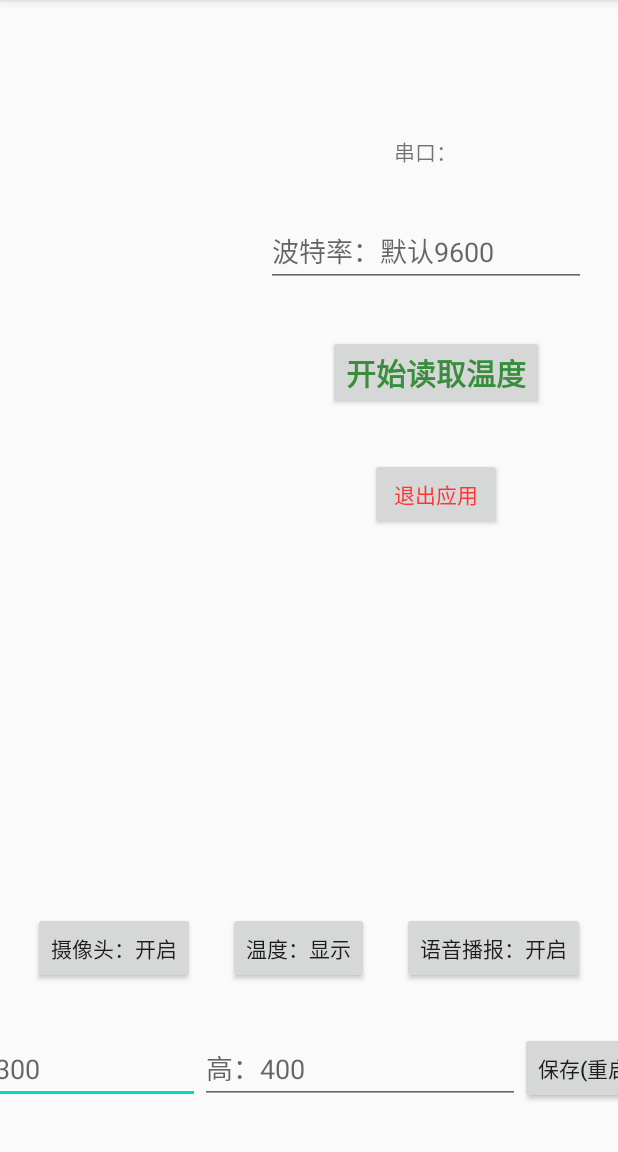
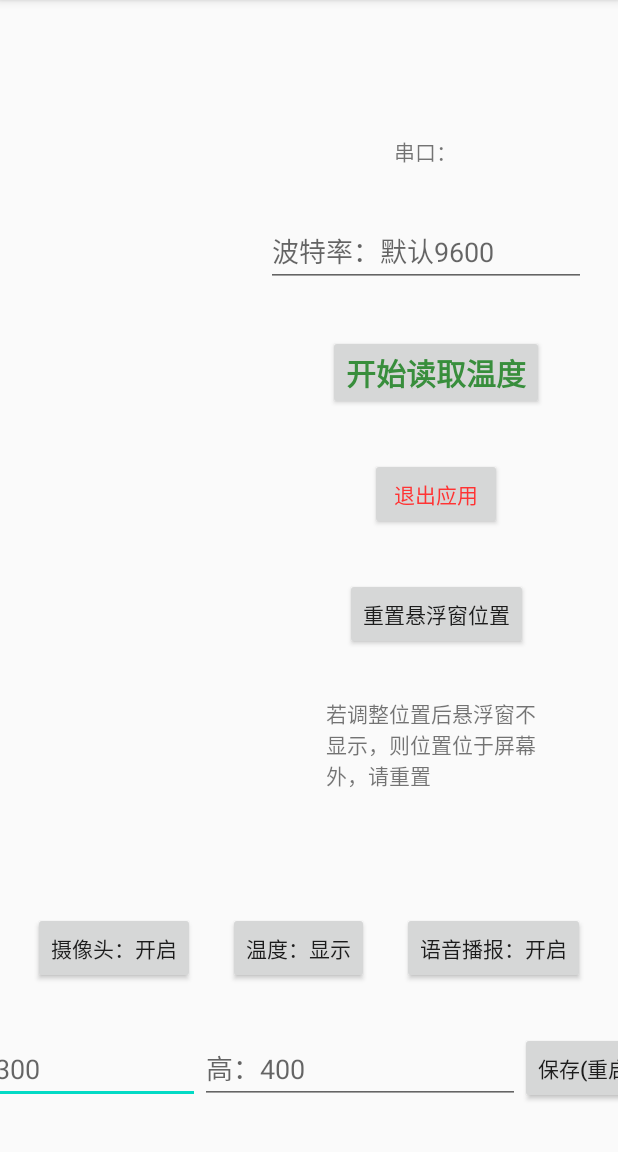
Before and after one commit to yukaida/thermometer, an Android app: the screen it shows after launch (MainActivity), on a phone screen of 412 x 824 dp, the part 84-1236 px from its top. Run offline under Robolectric (Android 15) with nearby library versions, the phone set to English and light mode, and no system bars; libraries missing offline, so code that uses them is left out: com.kongqw.serialportlibrary, com.yhao.floatwindow; 11 statements that could not run were skipped.

Commit message:
完成测试版

```diff
--- a/app/src/main/res/layout/activity_main.xml
+++ b/app/src/main/res/layout/activity_main.xml
@@ -131,4 +131,24 @@
         app:layout_constraintStart_toStartOf="@+id/button_readtemp"
         app:layout_constraintTop_toBottomOf="@+id/button_readtemp" />
 
+    <Button
+        android:id="@+id/button_restorecamera"
+        android:layout_width="wrap_content"
+        android:layout_height="wrap_content"
+        android:layout_marginTop="32dp"
+        android:text="重置悬浮窗位置"
+        app:layout_constraintEnd_toEndOf="@+id/button_exit"
+        app:layout_constraintStart_toStartOf="@+id/button_exit"
+        app:layout_constraintTop_toBottomOf="@+id/button_exit" />
+
+    <TextView
+        android:id="@+id/textView"
+        android:layout_width="148dp"
+        android:layout_height="73dp"
+        android:layout_marginTop="32dp"
+        android:text="若调整位置后悬浮窗不显示，则位置位于屏幕外，请重置"
+        app:layout_constraintEnd_toEndOf="@+id/button_restorecamera"
+        app:layout_constraintStart_toStartOf="@+id/button_restorecamera"
+        app:layout_constraintTop_toBottomOf="@+id/button_restorecamera" />
+
 </android.support.constraint.ConstraintLayout>
```
Also changed, not shown: app/src/main/java/com/ebanswers/thermometer/MainActivity.java (+18 -1 lines).
